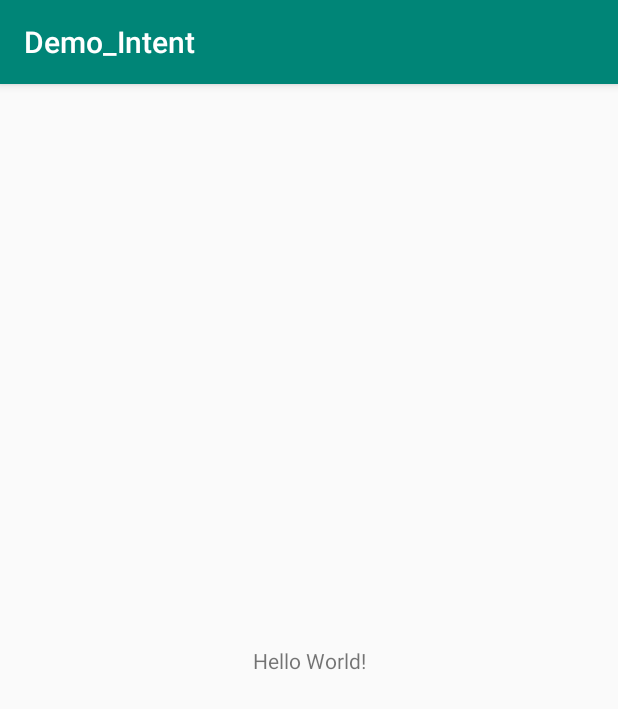
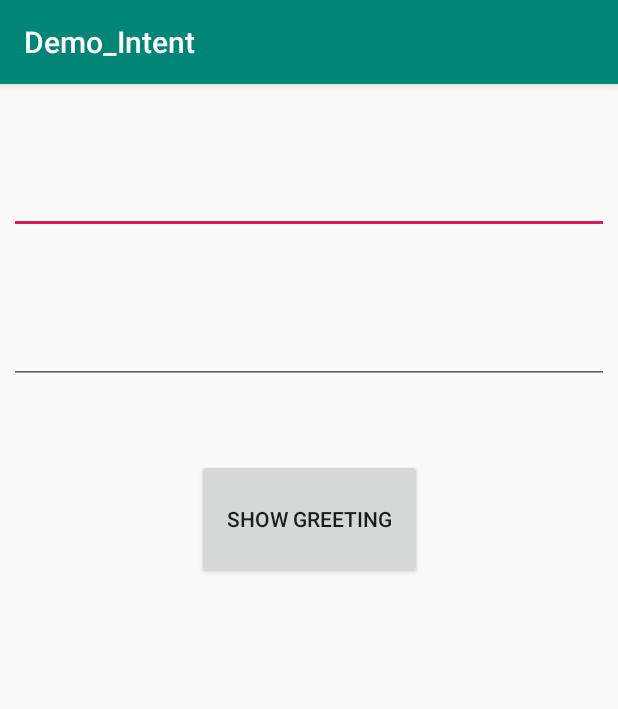
Before and after one commit to quyetcuong240797/Demo_Intent, an Android app: the screen it shows after launch (MainActivity), on a phone screen of 412 x 824 dp. Shown: the top 709 px of the screen. Run offline under Robolectric (Android 15) with nearby library versions, the phone set to English and light mode, and no system bars.

Commit message:
demo intent

```diff
--- a/app/src/main/AndroidManifest.xml
+++ b/app/src/main/AndroidManifest.xml
@@ -16,6 +16,8 @@
                 <category android:name="android.intent.category.LAUNCHER" />
             </intent-filter>
         </activity>
+        <activity android:name=".GreetingActivity" >
+
+        </activity>
     </application>
-
 </manifest>
--- a/app/src/main/java/com/example/demo_intent/MainActivity.java
+++ b/app/src/main/java/com/example/demo_intent/MainActivity.java
@@ -1,13 +1,56 @@
 package com.example.demo_intent;
 
+import android.app.Activity;
+import android.content.Intent;
+import android.support.annotation.Nullable;
 import android.support.v7.app.AppCompatActivity;
 import android.os.Bundle;
+import android.view.View;
+import android.widget.Button;
+import android.widget.EditText;
+import android.widget.TextView;
 
 public class MainActivity extends AppCompatActivity {
+    private EditText mEditTexFirst, mEditeTextsecond;
+    private TextView mTextView;
+    private Button mButton;
+
+    public static final int MY_REQUEST_CODE = 100;
 
     @Override
     protected void onCreate(Bundle savedInstanceState) {
         super.onCreate(savedInstanceState);
         setContentView(R.layout.activity_main);
+        initView();
+    }
+
+    private void initView() {
+        mEditTexFirst = (EditText) findViewById(R.id.edit_text_first);
+        mEditeTextsecond = (EditText) findViewById(R.id.edit_text_second);
+        mTextView = (TextView) findViewById(R.id.text_view);
+        mButton = (Button) findViewById(R.id.button);
+
+        mButton.setOnClickListener(new View.OnClickListener() {
+            @Override
+            public void onClick(View v) {
+                String firstName = mEditTexFirst.getText().toString();
+                String lastName = mEditeTextsecond.getText().toString();
+                Intent intent = new Intent(MainActivity.this, GreetingActivity.class);
+                intent.putExtra("firstName", firstName);
+                intent.putExtra("lastName", lastName);
+                startActivityForResult(intent, MY_REQUEST_CODE);
+            }
+        });
+    }
+
+    //khi greetingactivity hoan thanh
+    @Override
+    protected void onActivityResult(int requestCode, int resultCode, @Nullable Intent data) {
+        if (resultCode == Activity.RESULT_OK) {
+            String feedBack = data.getStringExtra("feedback");
+            mTextView.setText(feedBack);
+        } else {
+            mTextView.setText("?");
+        }
     }
 }
--- a/app/src/main/res/layout/activity_main.xml
+++ b/app/src/main/res/layout/activity_main.xml
@@ -1,19 +1,49 @@
 <?xml version="1.0" encoding="utf-8"?>
-<android.support.constraint.ConstraintLayout
-    xmlns:android="http://schemas.android.com/apk/res/android"
+<android.support.constraint.ConstraintLayout xmlns:android="http://schemas.android.com/apk/res/android"
+    xmlns:app="http://schemas.android.com/apk/res-auto"
     xmlns:tools="http://schemas.android.com/tools"
-    xmlns:app="http://schemas.android.com/apk/res-auto"
     android:layout_width="match_parent"
     android:layout_height="match_parent"
     tools:context=".MainActivity">
 
-    <TextView
-        android:layout_width="wrap_content"
-        android:layout_height="wrap_content"
-        android:text="Hello World!"
-        app:layout_constraintBottom_toBottomOf="parent"
+    <EditText
+        android:id="@+id/edit_text_first"
+        android:layout_width="@dimen/width_edit_text"
+        android:layout_height="@dimen/height_edit_text"
         app:layout_constraintLeft_toLeftOf="parent"
         app:layout_constraintRight_toRightOf="parent"
-        app:layout_constraintTop_toTopOf="parent" />
+        tools:ignore="MissingConstraints" />
+
+    <EditText
+        android:id="@+id/edit_text_second"
+        android:layout_width="@dimen/width_edit_text_second"
+        android:layout_height="@dimen/heigh_edit_text_second"
+        app:layout_constraintLeft_toLeftOf="parent"
+        app:layout_constraintRight_toRightOf="parent"
+        app:layout_constraintTop_toBottomOf="@id/edit_text_first"
+        tools:ignore="MissingConstraints" />
+
+    <Button
+        android:id="@+id/button"
+        android:layout_width="@dimen/width_button"
+        android:layout_height="@dimen/height_button"
+        android:layout_marginTop="@dimen/margin_top_show_greeting"
+        app:layout_constraintLeft_toLeftOf="parent"
+        app:layout_constraintRight_toRightOf="parent"
+        android:text="Show Greeting"
+        app:layout_constraintTop_toBottomOf="@+id/edit_text_second"
+        tools:ignore="MissingConstraints" />
+
+    <TextView
+        android:id="@+id/text_view"
+        android:layout_width="@dimen/width_text_view_feedback"
+        android:layout_height="@dimen/height_text_view_feedback"
+        android:gravity="center"
+        android:textSize="@dimen/text_size_feed_back"
+        tools:ignore="MissingConstraints"
+        app:layout_constraintLeft_toLeftOf="parent"
+        app:layout_constraintRight_toRightOf="parent"
+        app:layout_constraintTop_toBottomOf="@id/button"/>
+
 
 </android.support.constraint.ConstraintLayout>
--- /dev/null
+++ b/app/src/main/res/values/dimens.xml
@@ -0,0 +1,21 @@
+<?xml version="1.0" encoding="utf-8"?>
+<resources>
+    <dimen name="width_edit_text">400dp</dimen>
+    <dimen name="height_edit_text">100dp</dimen>
+    <dimen name="width_edit_text_second">400dp</dimen>
+    <dimen name="heigh_edit_text_second">100dp</dimen>
+    <dimen name="width_button">150dp</dimen>
+    <dimen name="height_button">80dp</dimen>
+    <dimen name="width_text_view">400dp</dimen>
+    <dimen name="height_text_view">100dp</dimen>
+    <dimen name="text_size_button">30sp</dimen>
+    <dimen name="width_button_back">200dp</dimen>
+    <dimen name="height_button_back">100dp</dimen>
+    <dimen name="margin_top_button_back">50dp</dimen>
+    <dimen name="text_size_text_view_result">50sp</dimen>
+    <dimen name="margin_top_text_view_result">100dp</dimen>
+    <dimen name="text_size_feed_back">20sp</dimen>
+    <dimen name="width_text_view_feedback">400dp</dimen>
+    <dimen name="height_text_view_feedback">100dp</dimen>
+    <dimen name="margin_top_show_greeting">50dp</dimen>
+</resources>
```
Also changed, not shown: app/src/main/java/com/example/demo_intent/GreetingActivity.java (added, +55 -0 lines), app/src/main/res/layout/second_activity.xml (added, +31 -0 lines).
